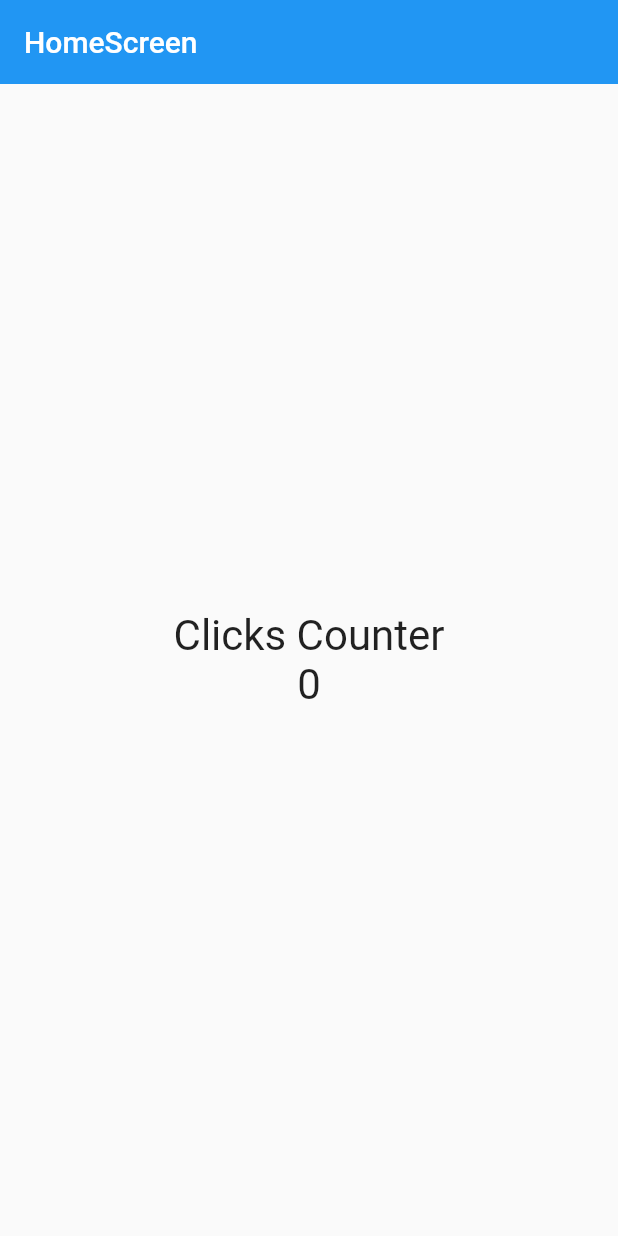
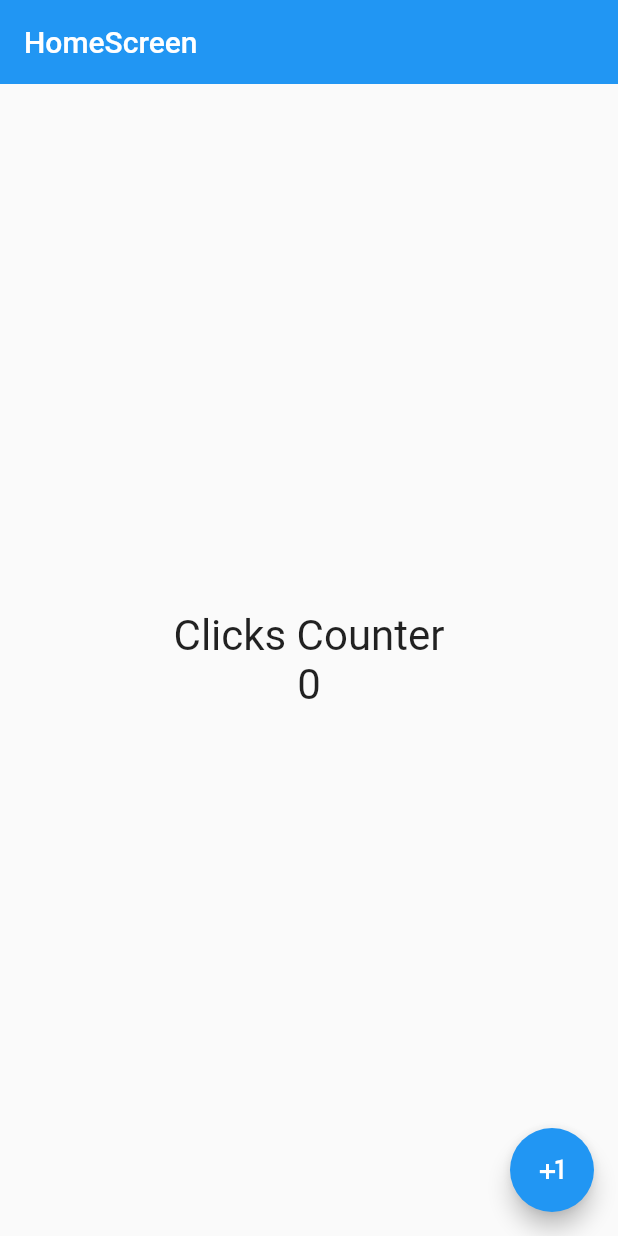
Before and after one commit to crisman9211/flutter-counter, a Flutter app: the screen it shows after launch, on a phone screen of 412 x 824 dp. Run offline on Flutter 3.47's test engine with Material 2 defaults, Android fonts, the phone set to English and light mode, and no system bars.

Commit message:
feat. add float button

```diff
--- a/lib/screens/home_screen.dart
+++ b/lib/screens/home_screen.dart
@@ -21,6 +21,12 @@ class HomeScreen extends StatelessWidget {
           ],
         ),
       ),
+      floatingActionButton: FloatingActionButton(
+        child: const Icon(Icons.plus_one),
+        onPressed: () {
+          print('Hola mundo');
+        },
+      ),
     );
   }
 }
```
